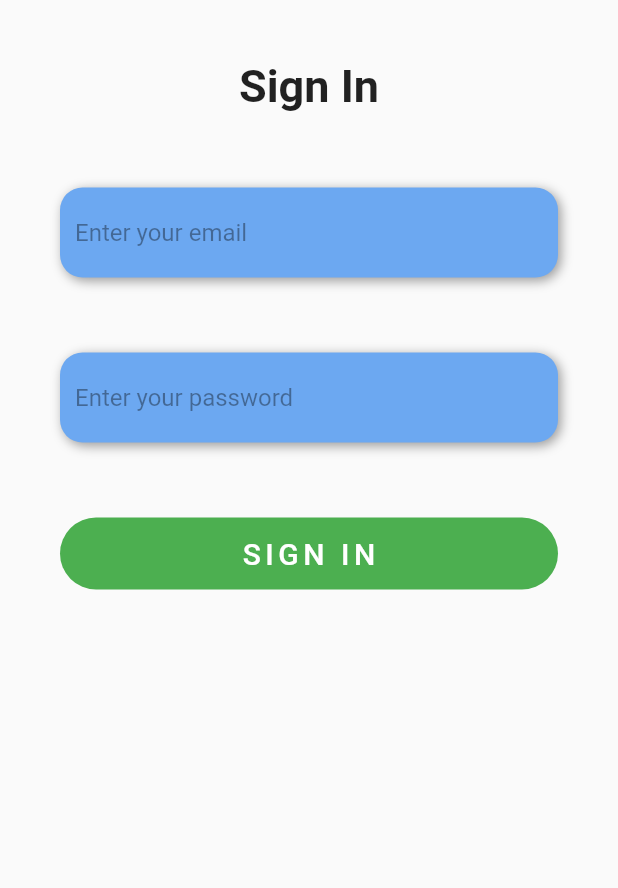
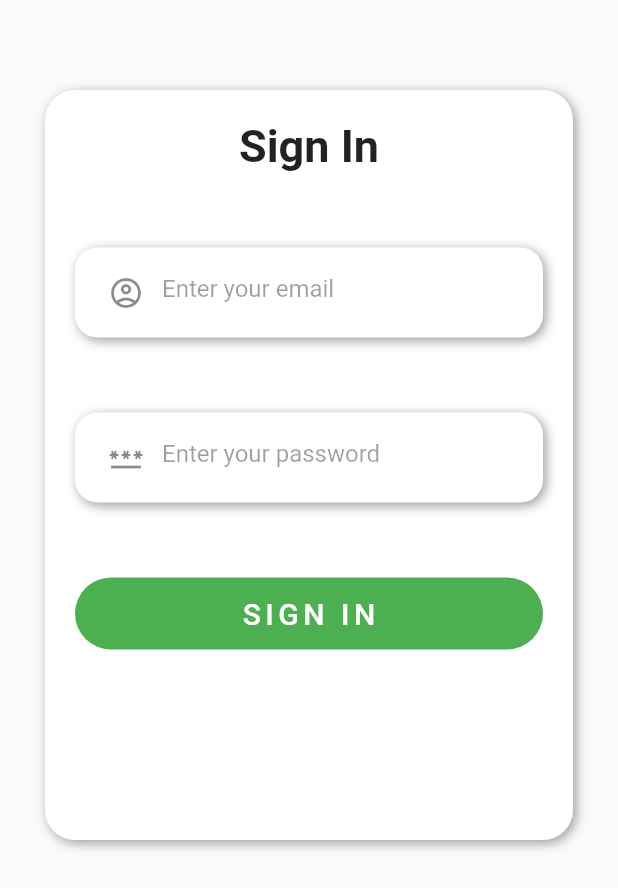
Before and after one commit to ILoveBacteria/namakala, a Flutter app: the Login screen opened directly, on a phone screen of 412 x 824 dp. Shown: the top 888 px of the screen. Run offline on Flutter 3.47's test engine with Material 2 defaults, Android fonts, the phone set to English and light mode, and no system bars; Roboto replaces fonts that are missing (OpenSans).

Commit message:
New design for sign in screen

```diff
--- a/lib/screens/login.dart
+++ b/lib/screens/login.dart
@@ -13,9 +13,23 @@ class _LoginState extends State<Login> {
     return GestureDetector(
       onTap: () => FocusScope.of(context).unfocus(),
       child: Scaffold(
-        body: Container(
+        body: SingleChildScrollView(
+          child: Container(
             width: double.infinity,
-          margin: const EdgeInsets.all(40.0),
+            height: 500.0,
+            margin: const EdgeInsets.only(left: 30.0, right: 30.0, top: 60.0),
+            padding: const EdgeInsets.all(20.0),
+            decoration: BoxDecoration(
+              color: Colors.white,
+              borderRadius: BorderRadius.circular(20.0),
+              boxShadow: const [
+                BoxShadow(
+                  color: Colors.black38,
+                  blurRadius: 6.0,
+                  offset: Offset(2, 2),
+                ),
+              ],
+            ),
             child: Column(
               children: [
                 _buildSignIn(),
@@ -26,6 +40,7 @@ class _LoginState extends State<Login> {
                 const SizedBox(height: 50),
                 _buildSignInButton(),
               ],
+            ),
           ),
         )
       ),
@@ -38,7 +53,7 @@ class _LoginState extends State<Login> {
       alignment: Alignment.centerLeft,
       padding: const EdgeInsets.only(left: 10.0),
       decoration: BoxDecoration(
-        color: const Color(0xFF6CA8F1),
+        color: Colors.white,
         borderRadius: BorderRadius.circular(15.0),
         boxShadow: const [
           BoxShadow(
@@ -57,10 +72,11 @@ class _LoginState extends State<Login> {
       const TextField(
         keyboardType: TextInputType.emailAddress,
         decoration: InputDecoration(
-          // labelText: 'Email',
           hintText: 'Enter your email',
           hintStyle: TextStyle(fontFamily: 'OpenSans', color: Colors.black38),
-            border: InputBorder.none),
+          border: InputBorder.none,
+          prefixIcon: Icon(Icons.account_circle_outlined)
+        ),
       )
     );
   }
@@ -72,7 +88,9 @@ class _LoginState extends State<Login> {
       decoration: InputDecoration(
         hintText: 'Enter your password',
         hintStyle: TextStyle(fontFamily: 'OpenSans', color: Colors.black38),
-          border: InputBorder.none),
+        border: InputBorder.none,
+        prefixIcon: Icon(Icons.password_outlined)
+      ),
       )
     );
   }
```
Lines whose indentation alone changed are shown as unchanged.
